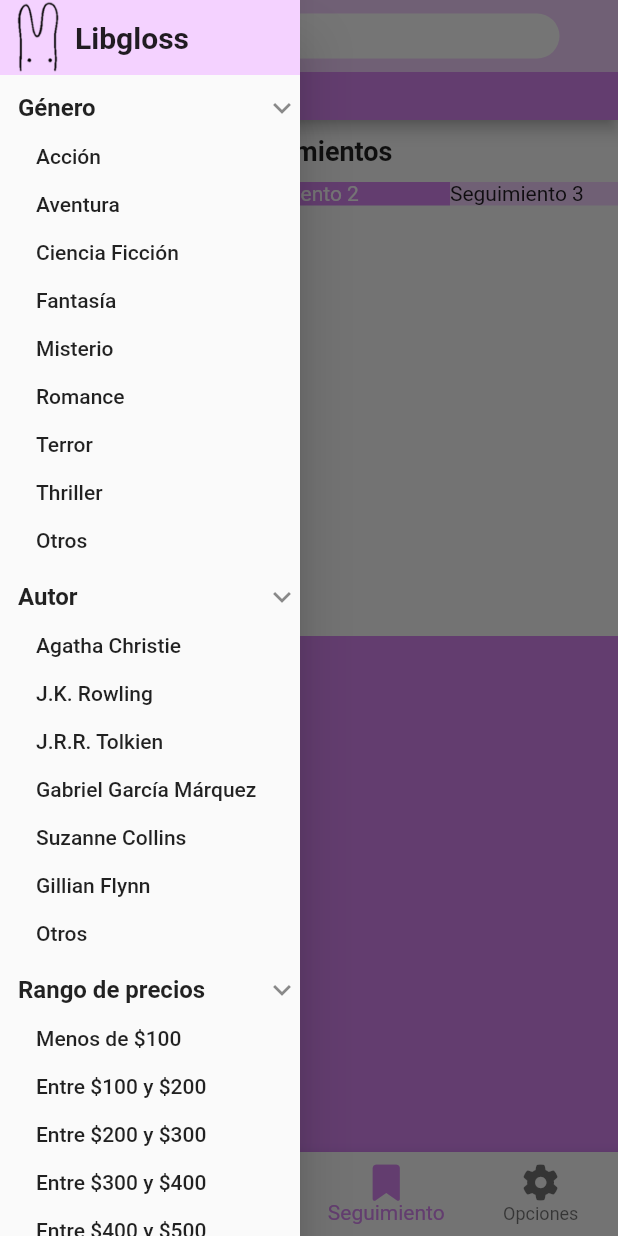
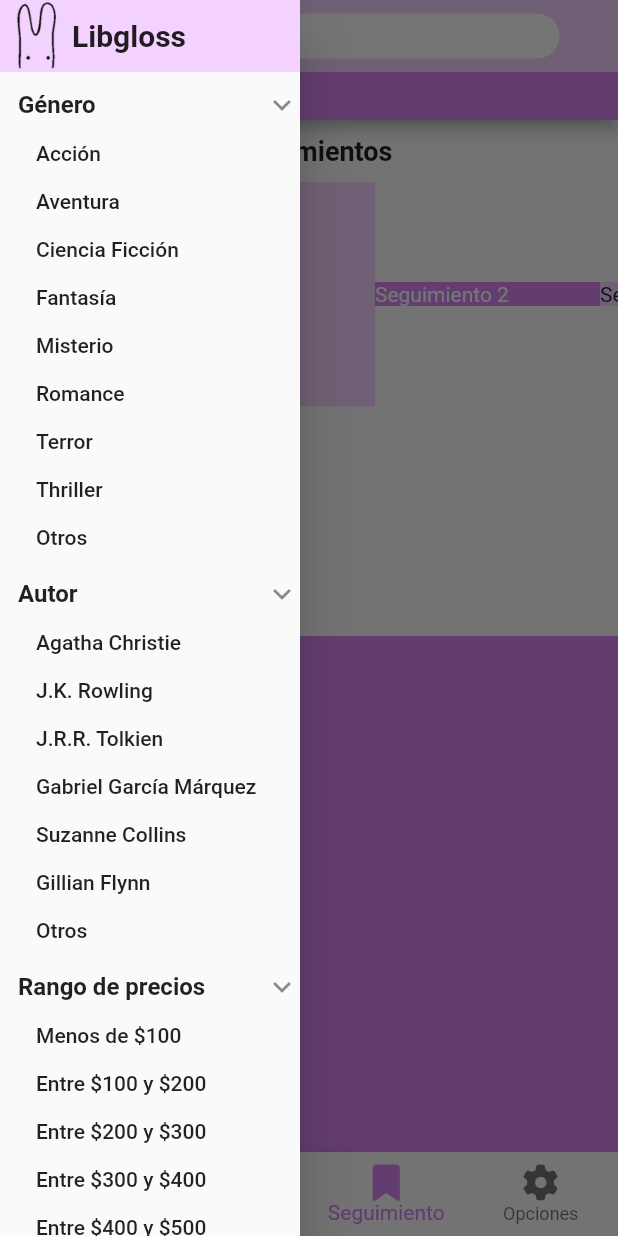
Before and after one commit to rodrigo-zamora/Libgloss, a Flutter app: the BookTracker screen opened by its route, with the side drawer open, on a phone screen of 412 x 824 dp. Run offline on Flutter 3.47's test engine with Material 2 defaults, Android fonts, the phone set to English and light mode, and no system bars; our stand-ins replace bloc, cached_network_image, font_awesome_flutter; network calls fail.

Commit message:
Changed bunny size

```diff
--- a/libgloss/lib/screens/features/book_tracker.dart
+++ b/libgloss/lib/screens/features/book_tracker.dart
@@ -55,7 +55,8 @@ class BookTracker extends StatelessWidget {
     {
       "title": "The Lord of the Rings",
       "author": "J.R.R. Tolkien",
-      "image": "https://m.media-amazon.com/images/I/51kfFS5-fnL._SX332_BO1,204,203,200_.jpg",
+      "image":
+          "https://m.media-amazon.com/images/I/51kfFS5-fnL._SX332_BO1,204,203,200_.jpg",
     },
   ];
 
@@ -104,7 +105,8 @@ class BookTracker extends StatelessWidget {
               children: [
                 Container(
                   color: _primaryColor,
-                  width: 150,
+                  width: 250,
+                  height: 150,
                   child: Text('Seguimiento 1'),
                 ),
                 Container(
--- a/libgloss/lib/screens/used_books/home_used.dart
+++ b/libgloss/lib/screens/used_books/home_used.dart
@@ -34,31 +34,36 @@ class _HomeUsedState extends State<HomeUsed> {
     {
       "title": "Bajo la Misma Estrella",
       "author": "John Green",
-      "image": "https://http2.mlstatic.com/D_NQ_NP_825774-MLM49787856481_042022-V.jpg",
+      "image":
+          "https://http2.mlstatic.com/D_NQ_NP_825774-MLM49787856481_042022-V.jpg",
       "vendedor": "Lupita Gómez",
     },
     {
       "title": "El niño de la pijama de rayas",
       "author": "John Boyne",
-      "image": "https://images.cdn3.buscalibre.com/fit-in/360x360/2d/84/2d845ff0cd78bb3fb398f879e3758df0.jpg",
+      "image":
+          "https://images.cdn3.buscalibre.com/fit-in/360x360/2d/84/2d845ff0cd78bb3fb398f879e3758df0.jpg",
       "vendedor": "Julian Vico",
     },
     {
       "title": "El Principito",
       "author": "Antoine de Saint-Exupéry",
-      "image": "https://madreditorial.com/wp-content/uploads/2021/07/9788417430993-ok.png",
+      "image":
+          "https://madreditorial.com/wp-content/uploads/2021/07/9788417430993-ok.png",
       "vendedor": "Maria Lucia Perera",
     },
     {
       "title": "1984",
       "author": "George Orwell",
-      "image": "https://images.cdn2.buscalibre.com/fit-in/360x360/3a/2c/3a2c227d11a1026b4aa3d45d33bad4f6.jpg",
+      "image":
+          "https://images.cdn2.buscalibre.com/fit-in/360x360/3a/2c/3a2c227d11a1026b4aa3d45d33bad4f6.jpg",
       "vendedor": "Roman Dominguez",
     },
     {
       "title": "El señor de las moscas",
       "author": "William Golding",
-      "image": "https://http2.mlstatic.com/D_NQ_NP_906011-MLM32761111866_112019-O.jpg",
+      "image":
+          "https://http2.mlstatic.com/D_NQ_NP_906011-MLM32761111866_112019-O.jpg",
       "vendedor": "Maria Asuncion Perez",
     },
   ];
@@ -155,7 +160,7 @@ class _HomeUsedState extends State<HomeUsed> {
                         height: 5,
                       ),
                       Text(
-                        "vendido por",
+                        "Vendido por",
                         overflow: TextOverflow.ellipsis,
                         textAlign: TextAlign.center,
                         style: TextStyle(
--- a/libgloss/lib/widgets/search_appbar.dart
+++ b/libgloss/lib/widgets/search_appbar.dart
@@ -68,7 +68,10 @@ class SearchAppBar extends StatelessWidget {
                           hintText: "Buscar en Libgloss",
                           suffixIcon: _showCameraButton
                               ? GestureDetector(
-                                  child: Icon(Icons.camera_alt),
+                                  child: Icon(
+                                    Icons.camera_alt,
+                                    color: Color.fromARGB(255, 53, 53, 53),
+                                  ),
                                   onTap: () => print("Camera button pressed"),
                                 )
                               : null,
--- a/libgloss/lib/widgets/side_menu.dart
+++ b/libgloss/lib/widgets/side_menu.dart
@@ -152,8 +152,8 @@ class _SideMenuState extends State<SideMenu> {
             children: [
               Image.asset(
                 'assets/onlybunny.png',
-                width: 50,
-                height: 50,
+                width: 48,
+                height: 48,
               ),
               Column(
                 children: [
```
Also changed, not shown: libgloss/lib/screens/user/user_options.dart (line endings or trailing spaces).
